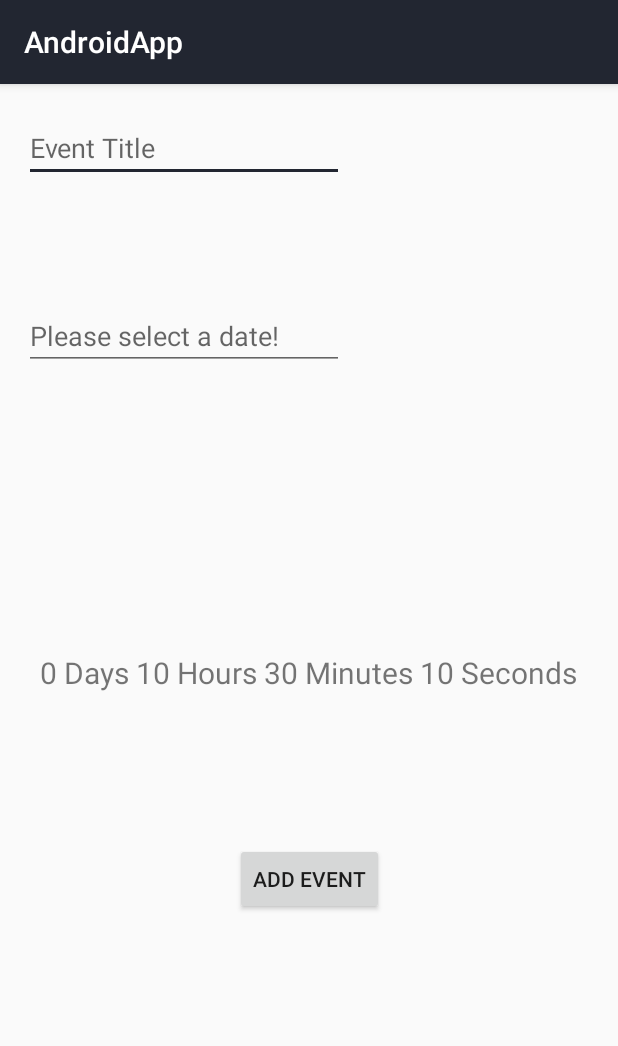
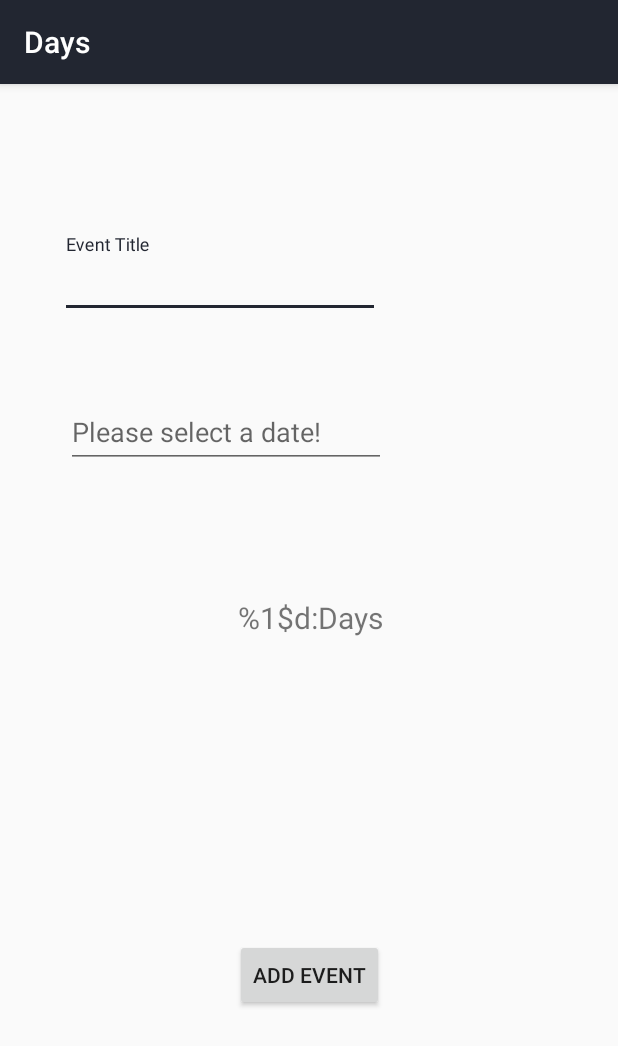
Before and after one commit to johanlindstrm/Android-App, an Android app: the AddAndCreateEventActivity screen opened directly, with no data from a screen before it, on a phone screen of 412 x 824 dp. Shown: the top 1046 px of the screen. Run offline under Robolectric (Android 15) with nearby library versions, the phone set to English and light mode, and no system bars.

Commit message:
UI/Material Design changes on textInput/textLayout Added TODO for date selected and diff requirements Updating before adding firebase

```diff
--- a/app/build.gradle
+++ b/app/build.gradle
@@ -37,5 +37,6 @@ dependencies {
     implementation 'androidx.recyclerview:recyclerview:1.1.0'
     implementation 'androidx.cardview:cardview:1.0.0'
     implementation'com.google.android.material:material:1.2.0-alpha06'
+    //implementation 'com.android.support:design:25.1.0'
     implementation 'com.google.android.material:material:1.1.0'
 }
--- a/app/src/main/java/com/example/androidapp/AddAndCreateEventActivity.kt
+++ b/app/src/main/java/com/example/androidapp/AddAndCreateEventActivity.kt
@@ -12,55 +12,57 @@ import androidx.appcompat.app.AppCompatActivity
 import androidx.core.view.get
 import com.google.android.material.datepicker.MaterialDatePicker
 import kotlinx.android.synthetic.main.activity_add_and_create_date.*
+import java.time.Duration
 import java.time.LocalDateTime
 import java.time.Month
 import java.time.Year
 import java.time.format.DateTimeFormatter
 import java.time.format.FormatStyle
+import java.time.temporal.ChronoUnit
 import java.util.*
-
 
 class AddAndCreateEventActivity : AppCompatActivity() {
 
     private lateinit var eventTextName : EditText
-    //private lateinit var dateTextName : TextView
     private lateinit var timeLeftText : TextView
     private lateinit var selectDateEdit : EditText
-    //private val handler = Handler()
+
+    private val handler = Handler()
 
 
+    @RequiresApi(Build.VERSION_CODES.O)
     override fun onCreate(savedInstanceState: Bundle?) {
         super.onCreate(savedInstanceState)
         setContentView(R.layout.activity_add_and_create_date)
         selectDateEdit = findViewById(R.id.select_date_edit)
         eventTextName = findViewById(R.id.event_name_edit)
-        //dateTextName = findViewById(R.id.display_date_text)
         timeLeftText = findViewById(R.id.time_test_text)
 
         updateTime()
 
         // Update Time TextView every second, needed in main activity for all cardViews
-        /* USESLESS AT THE MOMENT
+        /*
         handler.post(object : Runnable {
             override fun run() {
                 // Keep the postDelayed before the updateTime(), so when the event ends, the handler will stop too.
                 handler.postDelayed(this, 1000)
                 updateTime()
             }
-        })*/
+        })
+         */
 
         add_button.setOnClickListener {
+            // Run the addNewDate function on button click
+            addNewDate()
 
-            addNewDate()
         }
 
     }
-
+    // Adds a new Event Title, Selected Date, "Time Diff" to the Event List and then finish() returns to the recyclerview
     private fun addNewDate() {
 
         val selectedEvent = eventTextName.text.toString()
         val selectedDate = selectDateEdit.text.toString()
-        //val selectedDate = dateTextName.text.toString()
         val timeLeft = timeLeftText.text.toString()
 
         val newDate = Event(selectedDate, selectedEvent,timeLeft)
@@ -70,57 +72,71 @@ class AddAndCreateEventActivity : AppCompatActivity() {
         finish()
     }
 
-    // Research Google Calendar/Calendar Contracts for setting events and start/end dates!
+    /* TODO
+    Get the currentDate convert to timeInMillis to be able to get the diff later
+
+    Get a futureDate from datepickerdialog/user input and convert to timeInMillis
+
+    then get the diff
+    val diff = futureMillis - currentMillis = the time diffrence bewtween the dates in milliseconds
+
+    next step convert to days, hours, min, sec
+
+    final step update the countdown
+
+
+
+
+
+     */
+
+
+    @RequiresApi(Build.VERSION_CODES.O)
+    @SuppressLint("SetTextI18n")
     private fun updateTime() {
+        /*
         // Get the current date/time IRL
         val currentDate = Calendar.getInstance()
+        val currentInMills = currentDate.timeInMillis
         //currentDate.timeZone = TimeZone.getTimeZone("GMT")
-        /*
-        val builder = MaterialDatePicker.Builder.dateRangePicker()
+        Log.d("calendar", "$currentInMills Time in millis")
 
-        val picker = builder.build()
+        val futureDate = Calendar.getInstance()
+        futureDate.add(Calendar.DATE,5)
+        val futureInMillis = futureDate.timeInMillis
+        Log.d("calendar", "$futureInMillis Time in Millis")
 
-        picker.show(supportFragmentManager, picker.toString())
+        // Cal the diff between the two Calenders, Need to get the hours, min, secs + update the time in main activity somehow
+        val diff = futureInMillis - currentInMills
 
-        picker.addOnCancelListener {
-            Log.d("DatePicker Activity", "Dialog was cancelled")
-        }
+        // Change the milliseconds to days, hours, minutes and seconds
+        val daysLeft = diff / (24 * 60 * 60 * 1000)
+        val hoursLeft = diff / (1000 * 60 * 60) % 24
+        val minutesLeft = diff / (1000 * 60) % 60
+        val secondsLeft = (diff / 1000) % 60
 
-        picker.addOnNegativeButtonClickListener {
-            Log.d("DatePicker Activity", "Dialog Negative Button was clicked")
-        }
+        Log.d("calendar", "$daysLeft Days $hoursLeft Hours $minutesLeft Minutes $secondsLeft Seconds")
+         */
 
-        picker.addOnPositiveButtonClickListener {
-            Log.d("DatePicker Activity", "Date String = ${picker.headerText}:: Date epoch value = ${it}")
-        }
-
-        picker.addOnPositiveButtonClickListener {
-            Log.d("DatePicker Activity", "Date String = ${picker.headerText}::  Date epoch values::${it.first}:: to :: ${it.second}")
-        }*/
-        //Set a future date
+        //Set a future date, this is currently selected date
         val c1 = Calendar.getInstance()
         val year = c1.get(Calendar.YEAR)
         val month = c1.get(Calendar.MONTH)
         val day = c1.get(Calendar.DAY_OF_MONTH)
         /*
-        val hour = c1.get(Calendar.HOUR)
-        val minute = c1.get(Calendar.MINUTE)
-        val seconds = c1.get(Calendar.SECOND)*/
         c1[Calendar.HOUR] = 0
         c1[Calendar.MINUTE] = 0
         c1[Calendar.SECOND] = 0
-        //c1.timeZone = TimeZone.getTimeZone("GMT")
+         */
 
-        // How to get hours, minutes, seconds from dpd??
+        c1.timeZone = TimeZone.getTimeZone("GMT+2")
+
         select_date_edit.setOnClickListener {
             val dpd = DatePickerDialog(this,
                 DatePickerDialog.OnDateSetListener { view: DatePicker, mYear: Int, mMonth: Int, mDay: Int ->
 
                     selectDateEdit.setText("" + mYear +  "/" + (mMonth+1) + "/" + mDay)
                     Toast.makeText(this, "Date selected:" + mYear + "/" + (mMonth+1) + "/" + mDay, Toast.LENGTH_SHORT).show()
-                    Log.d("test", "${c1.timeInMillis}")
-                    Log.d("test", "${currentDate.timeInMillis}")
-
                 },
                 year,
                 month,
@@ -129,6 +145,11 @@ class AddAndCreateEventActivity : AppCompatActivity() {
             dpd.show()
 
         }
+        /*
+
+        val diffBetween = Duration.between(c1.toInstant(),currentDate.toInstant())
+
+        Log.d("test", "$diffBetween")
 
         // Cal the diff between the two Calenders, Need to get the hours, min, secs + update the time in main activity somehow
         val diff = currentDate.timeInMillis - c1.timeInMillis
@@ -139,9 +160,11 @@ class AddAndCreateEventActivity : AppCompatActivity() {
         val minutesLeft = diff / (1000 * 60) % 60
         val secondsLeft = (diff / 1000) % 60
 
-        timeLeftText.text = "${daysLeft} Days ${hoursLeft} Hours ${minutesLeft} Minutes ${secondsLeft} Seconds"
+        timeLeftText.text = "$daysLeft Days $hoursLeft Hours $minutesLeft Minutes $secondsLeft Seconds"
 
-        Log.d("tag", "${daysLeft} Days ${hoursLeft} Hours ${minutesLeft }Minutes ${secondsLeft} Seconds")
+        Log.d("tag", "$daysLeft Days $hoursLeft Hours $minutesLeft Minutes $secondsLeft Seconds")
+
+ */
 
     }
 
--- a/app/src/main/java/com/example/androidapp/EventsRecyclerAdapter.kt
+++ b/app/src/main/java/com/example/androidapp/EventsRecyclerAdapter.kt
@@ -27,7 +27,6 @@ class EventsRecyclerAdapter(private val context: Context, private val eventList:
         holder.dateText.text = event.simpleDate
         holder.eventName.text = event.eventName
         holder.timeLeft.text = event.timeLeft
-        //holder.datePosition = position
 
     }
 
@@ -35,24 +34,14 @@ class EventsRecyclerAdapter(private val context: Context, private val eventList:
         val dateText = itemView.findViewById<TextView>(R.id.dateTextView)
         val eventName = itemView.findViewById<TextView>(R.id.event_name_text)
         val timeLeft = itemView.findViewById<TextView>(R.id.time_left_text)
-        //var datePosition = 0
     }
 
     fun removeEvent(viewHolder: RecyclerView.ViewHolder) {
-
         removedPosition = viewHolder.adapterPosition
         removedItem = eventList[viewHolder.adapterPosition]
 
         eventList.removeAt(viewHolder.adapterPosition)
         notifyItemRemoved(viewHolder.adapterPosition)
-
-        /* CREATED IN MAIN AND IT WORKS NOW
-        Snackbar.make(viewHolder.itemView, "Event deleted!", Snackbar.LENGTH_LONG).setAction("UNDO") {
-            eventList.add(removedPosition,removedItem)
-            notifyItemInserted(removedPosition)
-
-        }.show()*/
-
     }
 
     fun restoreItem(viewHolder: RecyclerView.ViewHolder) {
@@ -62,7 +51,4 @@ class EventsRecyclerAdapter(private val context: Context, private val eventList:
 
 
 
-
-
-
 }
--- a/app/src/main/java/com/example/androidapp/MainActivity.kt
+++ b/app/src/main/java/com/example/androidapp/MainActivity.kt
@@ -6,6 +6,7 @@ import android.graphics.Color
 import android.graphics.drawable.ColorDrawable
 import android.graphics.drawable.Drawable
 import android.os.Bundle
+import android.util.Log
 import android.view.View
 import android.widget.TextView
 import androidx.appcompat.app.AppCompatActivity
@@ -15,9 +16,6 @@ import androidx.recyclerview.widget.LinearLayoutManager
 import androidx.recyclerview.widget.RecyclerView
 import com.example.androidapp.DataManager.eventList
 import com.google.android.material.snackbar.Snackbar
-
-
-
 
 class MainActivity : AppCompatActivity() {
 
@@ -32,7 +30,7 @@ class MainActivity : AppCompatActivity() {
         super.onCreate(savedInstanceState)
         setContentView(R.layout.activity_main)
 
-        //listIsEmptyText()
+        listIsEmptyText()
 
         viewAdapter = EventsRecyclerAdapter(this, eventList)
         recyclerView = findViewById(R.id.datesListView)
@@ -54,8 +52,7 @@ class MainActivity : AppCompatActivity() {
                 return false
             }
 
-            //Delete works and undo feature now updates in the recyclerview however it does no longer bring back the CORRECT item or the position..
-            // Hämtar nu tillbaka den man tog senast bort.
+            // Fungerar som den ska nu, hämtar tillbaka den senaste deleted. Gjort snackbar till en egen variable som går att customize.
             override fun onSwiped(viewHolder: RecyclerView.ViewHolder, position: Int) {
 
                 var position = viewHolder.adapterPosition
@@ -83,12 +80,12 @@ class MainActivity : AppCompatActivity() {
                 val itemView = viewHolder.itemView
                 val backgroundCornerOffset = 20
 
-                val iconMargin: Int = (itemView.height - deleteIcon.getIntrinsicHeight()) / 2
+                val iconMargin: Int = (itemView.height - deleteIcon.intrinsicHeight) / 2
                 val iconTop: Int =
-                    itemView.top + (itemView.height - deleteIcon.getIntrinsicHeight()) / 2
-                val iconBottom: Int = iconTop + deleteIcon.getIntrinsicHeight()
+                    itemView.top + (itemView.height - deleteIcon.intrinsicHeight) / 2
+                val iconBottom: Int = iconTop + deleteIcon.intrinsicHeight
 
-                /* Saving in case i want to make a edit swipe
+                /* Saving in case I want to make an edit swipe or somethinh
                 if (dX > 0) { // Swiping to the right
                     val iconLeft: Int = itemView.left + iconMargin + deleteIcon.getIntrinsicWidth()
                     val iconRight = itemView.left + iconMargin
@@ -100,7 +97,7 @@ class MainActivity : AppCompatActivity() {
                     ) }*/
 
                 if (dX < 0) { // Swiping to the left
-                    val iconLeft: Int = itemView.right - iconMargin - deleteIcon.getIntrinsicWidth()
+                    val iconLeft: Int = itemView.right - iconMargin - deleteIcon.intrinsicWidth
                     val iconRight = itemView.right - iconMargin
                     deleteIcon.setBounds(iconLeft, iconTop, iconRight, iconBottom)
                     swipeBackground.setBounds(
@@ -116,7 +113,6 @@ class MainActivity : AppCompatActivity() {
 
                 super.onChildDraw(c, recyclerView, viewHolder, dX, dY, actionState, isCurrentlyActive)
             }
-
         }
         val itemTouchHelper = ItemTouchHelper(itemTouchHelperCallback)
         itemTouchHelper.attachToRecyclerView(recyclerView)
@@ -126,26 +122,24 @@ class MainActivity : AppCompatActivity() {
 
     override fun onResume() {
         super.onResume()
+        listIsEmptyText()
         recyclerView.adapter?.notifyDataSetChanged()
+
     }
 
 
-
-
-
-    /*
     private fun listIsEmptyText() {
         emptyListText = findViewById(R.id.empty_list_text)
 
-        if (recyclerView.datesListView == null) {
+        if (eventList.size <= 0) {
             emptyListText.text = "List is empty, please add a new event!"
             Log.d("test", "list is empty")
         } else {
-            emptyListText.text = null
+            emptyListText.text = " "
             Log.d("test", "list is not empty")
 
         }
 
-    }*/
+    }
 
 }
--- a/app/src/main/res/layout/activity_add_and_create_date.xml
+++ b/app/src/main/res/layout/activity_add_and_create_date.xml
@@ -12,50 +12,77 @@
         android:layout_height="wrap_content"
         android:layout_marginStart="156dp"
         android:layout_marginEnd="156dp"
-        android:layout_marginBottom="214dp"
+        android:layout_marginBottom="150dp"
         android:text="@string/add_event"
         app:layout_constraintBottom_toBottomOf="parent"
         app:layout_constraintEnd_toEndOf="parent"
         app:layout_constraintStart_toStartOf="parent" />
 
-    <EditText
-        android:id="@+id/event_name_edit"
-        android:layout_width="wrap_content"
+    <!-- Event Name textEdit/textLayout - Material Design -->
+    <com.google.android.material.textfield.TextInputLayout
+        android:id="@+id/event_layout"
+        android:layout_width="match_parent"
         android:layout_height="wrap_content"
         android:layout_marginStart="16dp"
-        android:layout_marginTop="20dp"
-        android:autofillHints="@string/event_title"
-        android:ems="10"
-        android:hint="@string/event_title"
-        android:inputType="textPersonName"
+        android:layout_marginTop="100dp"
+        app:endIconMode="clear_text"
         app:layout_constraintStart_toStartOf="parent"
-        app:layout_constraintTop_toTopOf="parent" />
+        app:layout_constraintTop_toTopOf="parent">
 
+        <com.google.android.material.textfield.TextInputEditText
+            android:id="@+id/event_name_edit"
+            android:layout_width="wrap_content"
+            android:layout_height="wrap_content"
+            android:layout_marginStart="24dp"
+            android:layout_marginTop="72dp"
+            android:autofillHints="@string/event_title"
+            android:ems="10"
+            android:hint="@string/event_title"
+            android:inputType="text"
+            app:layout_constraintStart_toStartOf="parent"
+            app:layout_constraintTop_toTopOf="parent" />
+
+    </com.google.android.material.textfield.TextInputLayout>
+
+
+    <!-- Select Date textEdit/textLayout - Material Design -->
+    <com.google.android.material.textfield.TextInputLayout
+        android:id="@+id/date_layout"
+        android:layout_width="match_parent"
+        android:layout_height="wrap_content"
+        android:layout_marginStart="16dp"
+        android:layout_marginTop="200dp"
+        app:layout_constraintStart_toStartOf="parent"
+        app:layout_constraintTop_toTopOf="parent">
+
+        <com.google.android.material.textfield.TextInputEditText
+            android:id="@+id/select_date_edit"
+            android:layout_width="wrap_content"
+            android:layout_height="wrap_content"
+            android:layout_marginStart="28dp"
+            android:layout_marginTop="36dp"
+            android:ems="10"
+            android:focusable="false"
+            android:hint="@string/select_date"
+            android:importantForAutofill="no"
+            android:inputType="datetime"
+            android:longClickable="false" />
+    </com.google.android.material.textfield.TextInputLayout>
+
+
+    <!-- Time between selected date and current date text -->
     <TextView
         android:id="@+id/time_test_text"
         android:layout_width="wrap_content"
         android:layout_height="wrap_content"
-        android:layout_marginStart="156dp"
-        android:layout_marginEnd="157dp"
-        android:layout_marginBottom="100dp"
+        android:layout_marginStart="157dp"
+        android:layout_marginTop="86dp"
+        android:layout_marginEnd="156dp"
         android:text="@string/days_left"
         android:textSize="20sp"
-        app:layout_constraintBottom_toTopOf="@+id/add_button"
         app:layout_constraintEnd_toEndOf="parent"
-        app:layout_constraintStart_toStartOf="parent" />
+        app:layout_constraintStart_toStartOf="parent"
+        app:layout_constraintTop_toBottomOf="@+id/date_layout" />
 
-    <EditText
-        android:id="@+id/select_date_edit"
-        android:layout_width="wrap_content"
-        android:layout_height="wrap_content"
-        android:layout_marginStart="16dp"
-        android:layout_marginTop="80dp"
-        android:focusable="false"
-        android:longClickable="false"
-        android:ems="10"
-        android:hint="@string/select_date"
-        android:importantForAutofill="no"
-        android:inputType="datetime"
-        app:layout_constraintStart_toStartOf="parent"
-        app:layout_constraintTop_toBottomOf="@+id/event_name_edit" />
+
 </androidx.constraintlayout.widget.ConstraintLayout>
--- a/app/src/main/res/values/strings.xml
+++ b/app/src/main/res/values/strings.xml
@@ -1,5 +1,5 @@
 <resources>
-    <string name="app_name">AndroidApp</string>
+    <string name="app_name">Days</string>
     <!-- Event View -->
     <string name="days_left">%1$d:Days</string>
 
--- a/app/src/main/res/values/styles.xml
+++ b/app/src/main/res/values/styles.xml
@@ -8,19 +8,7 @@
         <item name="colorAccent">@color/colorAccent</item>
     </style>
 
-<!--
-    <style name="Snackbar" parent="@style/Widget.MaterialComponents.Snackbar">
-        <item name="android:layout_margin">32dp</item>
-    </style>
-
-    <style name="snackbar_button" parent="@style/Widget.MaterialComponents.Button">
-        <item name="backgroundTint">@color/colorPrimaryDark</item>
-        <item name="android:textColor">@color/colorPrimaryDark</item>
-    </style>
-
-    <style name="snackbar_text" parent="@style/Widget.MaterialComponents.Snackbar.FullWidth">
-        <item name="android:textColor">@color/colorPrimaryDark</item>
-    </style> -->
+    <style name="MaterialDesignTheme" parent="Theme.MaterialComponents.Light.DarkActionBar.Bridge" />
 
 
 </resources>
```
